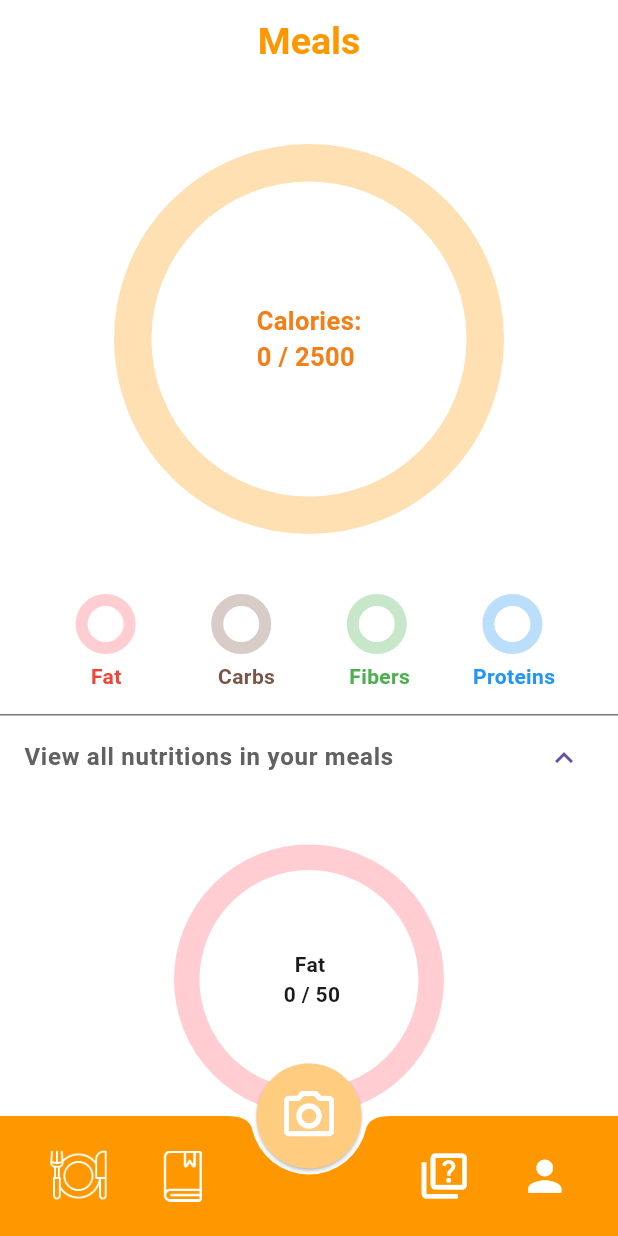
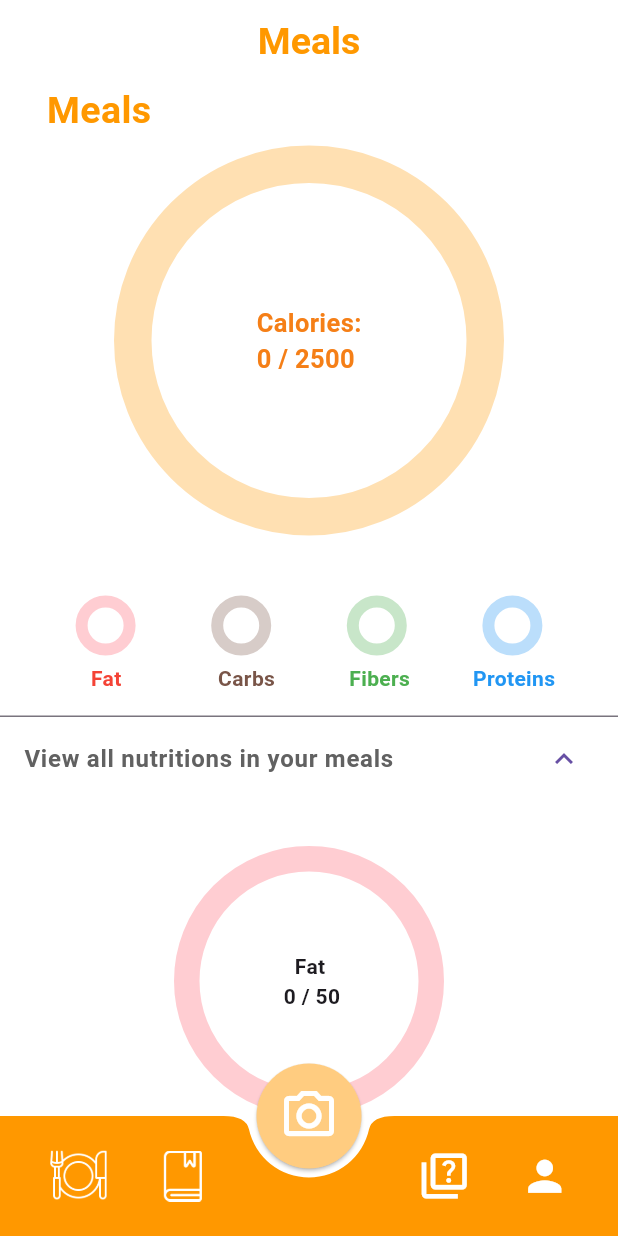
Before and after one commit to qu-ngx/DeFat, a Flutter app: the HomePage screen opened directly, after a tap on "View all nutritions in your meals", on a phone screen of 412 x 824 dp. Run offline on Flutter 3.47's test engine with Material 3 defaults, Android fonts, the phone set to English and light mode, and no system bars; drawn by our look-alikes of percent_indicator; our stand-ins replace cloud_firestore, firebase_auth, firebase_core, firebase_storage, google_sign_in, image_picker and 2 more; missing offline and left inert: tflite_flutter; accounts and stored records are empty.

Commit message:
brushed up nav bar + several pages

```diff
--- a/lib/components/food_tile.dart
+++ b/lib/components/food_tile.dart
@@ -26,7 +26,7 @@ class FoodTile extends StatelessWidget {
                     top: BorderSide(width: 1.0, color: Colors.grey.shade500),
                     right: BorderSide(width: 1.0, color: Colors.grey.shade500),
                     left: BorderSide(width: 1.0, color: Colors.grey.shade500)),
-                color: Colors.white,
+                color: Colors.orange.shade100,
                 borderRadius: BorderRadius.circular(20),
                 boxShadow: [
                   BoxShadow(
@@ -55,7 +55,9 @@ class FoodTile extends StatelessWidget {
                     Text(
                       food.name,
                       style: const TextStyle(
-                          fontWeight: FontWeight.bold, fontSize: 25),
+                          color: Colors.orange,
+                          fontWeight: FontWeight.bold,
+                          fontSize: 25),
                     ),
                   ],
                 ),
--- a/lib/pages/dictionary/dictionary_page.dart
+++ b/lib/pages/dictionary/dictionary_page.dart
@@ -39,18 +39,10 @@ class _DictPageState extends State<DictPage> {
         automaticallyImplyLeading: false,
         title: const Center(
           child: Column(
-            children: [
-              Text(
-                "Food Search",
-                style: TextStyle(
-                    color: Colors.orange,
-                    fontWeight: FontWeight.bold,
-                    fontSize: 25),
-              ),
-            ],
+            children: [],
           ),
         ),
-        backgroundColor: Colors.transparent,
+        backgroundColor: Colors.white,
         elevation: 0,
       ),
       // appBar: AppBar(
@@ -65,11 +57,26 @@ class _DictPageState extends State<DictPage> {
       body: Column(
         children: [
           const SizedBox(height: 15),
+          const Text(
+            "Foodpedia",
+            style: TextStyle(
+                color: Colors.orange,
+                fontWeight: FontWeight.bold,
+                fontSize: 25),
+          ),
+
+          const SizedBox(
+            height: 30,
+          ),
+
           // search bar
           Padding(
-            padding: const EdgeInsets.symmetric(horizontal: 25.0),
+            padding:
+                const EdgeInsets.symmetric(horizontal: 25.0, vertical: 10.0),
             child: TextField(
               decoration: InputDecoration(
+                labelText: "Search for your food",
+                labelStyle: const TextStyle(fontWeight: FontWeight.w200),
                 focusedBorder: OutlineInputBorder(
                   borderSide: const BorderSide(color: Colors.orange),
                   borderRadius: BorderRadius.circular(20),
--- a/lib/pages/meal_planner/meal_planner_page.dart
+++ b/lib/pages/meal_planner/meal_planner_page.dart
@@ -43,15 +43,26 @@ class _MealPlannerPageState extends State<MealPlannerPage> {
                 fontSize: 25),
           ),
         ),
-        backgroundColor: Colors.transparent,
+        backgroundColor: Colors.white,
+        shadowColor: Colors.grey,
       ),
       body: ListView(children: [
         Consumer<Planner>(
             builder: (context, value, child) => Column(
-                  mainAxisAlignment: MainAxisAlignment.center,
                   children: [
+                    const Padding(
+                      padding: EdgeInsets.only(right: 280),
+                      child: Text(
+                        "Meals",
+                        textAlign: TextAlign.start,
+                        style: TextStyle(
+                            fontWeight: FontWeight.bold,
+                            color: Colors.orange,
+                            fontSize: 25),
+                      ),
+                    ),
                     const SizedBox(
-                      height: 40,
+                      height: 5,
                     ),
                     Center(
                         child: CircularPercentIndicator(
--- a/lib/pages/nav_pages.dart
+++ b/lib/pages/nav_pages.dart
@@ -23,6 +23,7 @@ class _HomePageState extends State<HomePage> {
   @override
   Widget build(BuildContext context) {
     return Scaffold(
+      extendBody: true,
       backgroundColor: Colors.white,
       floatingActionButton: SizedBox(
         height: 70,
@@ -48,6 +49,8 @@ class _HomePageState extends State<HomePage> {
       bottomNavigationBar: BottomAppBar(
         color: Colors.orange,
         shape: const CircularNotchedRectangle(),
+        notchMargin: 6,
+        surfaceTintColor: Colors.transparent,
         elevation: 5.0,
         child: Row(mainAxisAlignment: MainAxisAlignment.spaceAround, children: [
           IconButton(
```
